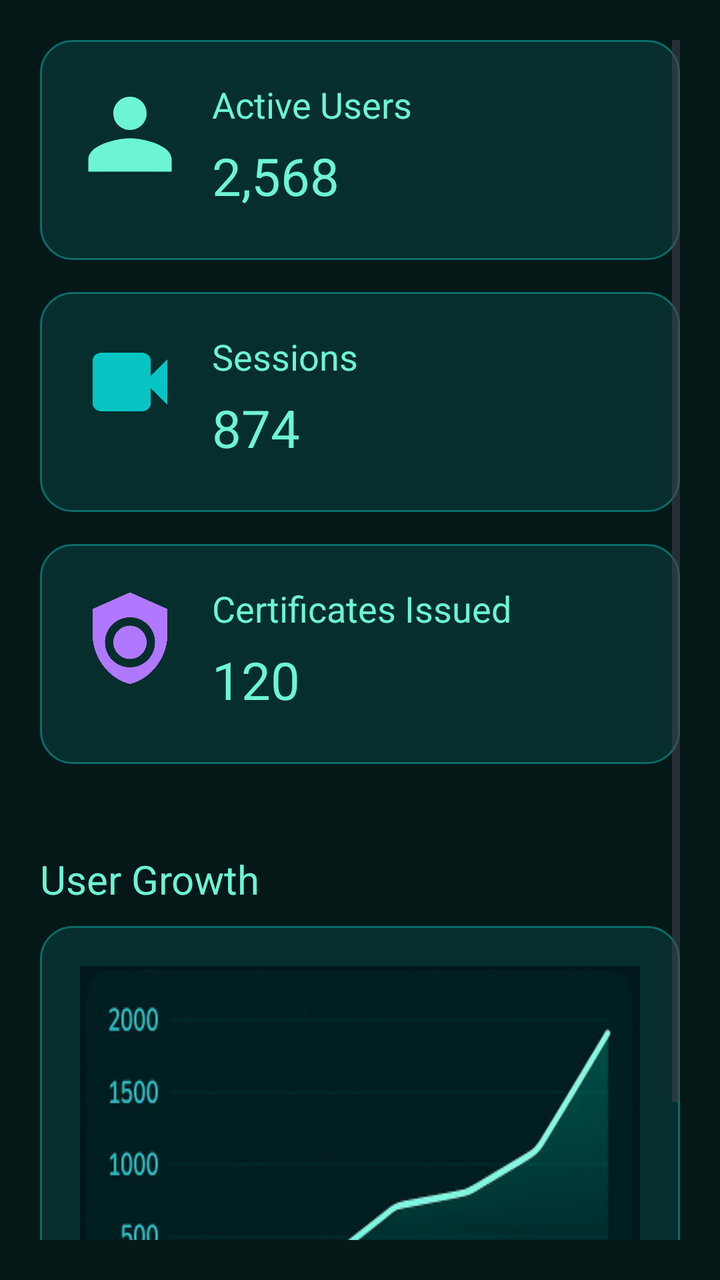
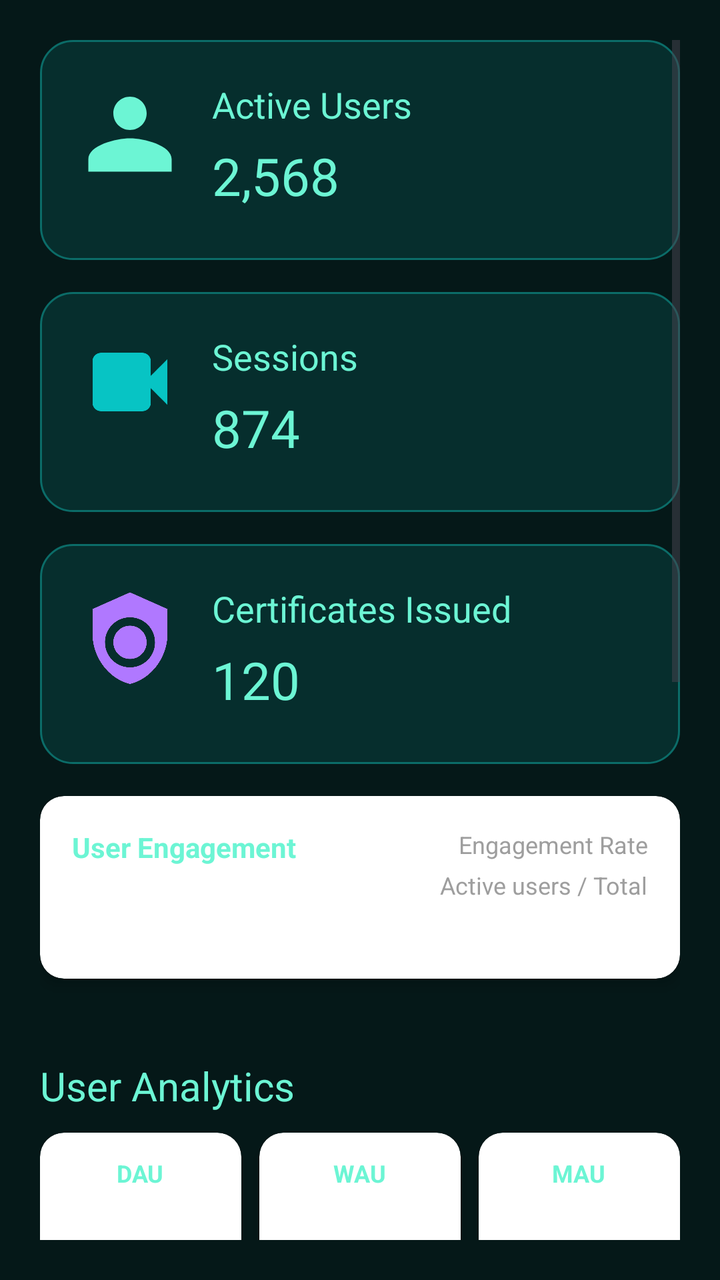

Two renders of the same Android screen: before a commit and after it. Below are the layout's source before the change and the commit's diff.
<!-- AndroidManifest.xml: application theme Theme.SkillSwapAGenZSkillExchanger -->
<!-- res/layout/fragment_admin_dashboard.xml -->
<?xml version="1.0" encoding="utf-8"?>
<ScrollView xmlns:android="http://schemas.android.com/apk/res/android"
    android:layout_width="match_parent"
    android:layout_height="match_parent"
    android:padding="20dp"
    android:background="@color/bg_dark">

    <LinearLayout
        android:layout_width="match_parent"
        android:layout_height="wrap_content"
        android:orientation="vertical"
        android:dividerPadding="12dp"
        android:showDividers="none">

        
        <include
            layout="@layout/item_stat_card"
            android:id="@+id/card_active_users" />

        
        <include
            layout="@layout/item_stat_card_sessions"
            android:id="@+id/card_sessions" />

        
        <include
            layout="@layout/item_stat_card_certificates"
            android:id="@+id/card_certificates" />

        
        <TextView
            android:layout_width="wrap_content"
            android:layout_height="wrap_content"
            android:text="User Growth"
            android:textSize="20sp"
            android:textColor="@color/teal_text"
            android:layout_marginTop="28dp"
            android:layout_marginBottom="10dp" />

        
        <RelativeLayout
            android:layout_width="match_parent"
            android:layout_height="260dp"
            android:background="@drawable/card_bg"
            android:padding="20dp">

            <ImageView
                android:layout_width="match_parent"
                android:layout_height="match_parent"
                android:scaleType="fitXY"
                android:src="@drawable/chart_user_growth" />

        </RelativeLayout>

    </LinearLayout>

</ScrollView>
<!-- res/layout/item_stat_card.xml (included above) -->
<?xml version="1.0" encoding="utf-8"?>
<RelativeLayout xmlns:android="http://schemas.android.com/apk/res/android"
    android:layout_width="match_parent"
    android:layout_height="110dp"
    android:layout_marginBottom="16dp"
    android:background="@drawable/card_bg"
    android:padding="20dp">

    <ImageView
        android:id="@+id/icon"
        android:layout_width="50dp"
        android:layout_height="50dp"
        android:src="@drawable/ic_users"
        android:layout_alignParentStart="true" />

    <TextView
        android:id="@+id/title"
        android:layout_width="wrap_content"
        android:layout_height="wrap_content"
        android:text="Active Users"
        android:textColor="@color/teal_text"
        android:textSize="18sp"
        android:layout_toEndOf="@id/icon"
        android:layout_marginStart="16dp" />

    <TextView
        android:id="@+id/value"
        android:layout_width="wrap_content"
        android:layout_height="wrap_content"
        android:text="2,568"
        android:textColor="@color/teal_text"
        android:textSize="26sp"
        android:layout_below="@id/title"
        android:layout_marginTop="6dp"
        android:layout_toEndOf="@id/icon"
        android:layout_marginStart="16dp" />

</RelativeLayout>
<!-- res/layout/item_stat_card_sessions.xml (included above) -->
<?xml version="1.0" encoding="utf-8"?>
<RelativeLayout xmlns:android="http://schemas.android.com/apk/res/android"
    android:layout_width="match_parent"
    android:layout_height="110dp"
    android:layout_marginBottom="16dp"
    android:background="@drawable/card_bg"
    android:padding="20dp">

    <ImageView
        android:id="@+id/icon"
        android:layout_width="50dp"
        android:layout_height="50dp"
        android:src="@drawable/ic_video" />

    <TextView
        android:id="@+id/title"
        android:layout_width="wrap_content"
        android:layout_height="wrap_content"
        android:text="Sessions"
        android:textColor="@color/teal_text"
        android:textSize="18sp"
        android:layout_toEndOf="@id/icon"
        android:layout_marginStart="16dp" />

    <TextView
        android:id="@+id/value"
        android:layout_width="wrap_content"
        android:layout_height="wrap_content"
        android:text="874"
        android:textColor="@color/teal_text"
        android:textSize="26sp"
        android:layout_below="@id/title"
        android:layout_marginTop="6dp"
        android:layout_toEndOf="@id/icon"
        android:layout_marginStart="16dp" />

</RelativeLayout>
<!-- res/layout/item_stat_card_certificates.xml (included above) -->
<?xml version="1.0" encoding="utf-8"?>
<RelativeLayout xmlns:android="http://schemas.android.com/apk/res/android"
    android:layout_width="match_parent"
    android:layout_height="110dp"
    android:layout_marginBottom="16dp"
    android:background="@drawable/card_bg"
    android:padding="20dp">

    <ImageView
        android:id="@+id/icon"
        android:layout_width="50dp"
        android:layout_height="50dp"
        android:src="@drawable/ic_certificate" />

    <TextView
        android:id="@+id/title"
        android:layout_width="wrap_content"
        android:layout_height="wrap_content"
        android:text="Certificates Issued"
        android:textColor="@color/teal_text"
        android:textSize="18sp"
        android:layout_toEndOf="@id/icon"
        android:layout_marginStart="16dp" />

    <TextView
        android:id="@+id/value"
        android:layout_width="wrap_content"
        android:layout_height="wrap_content"
        android:text="120"
        android:textColor="@color/teal_text"
        android:textSize="26sp"
        android:layout_below="@id/title"
        android:layout_marginTop="6dp"
        android:layout_toEndOf="@id/icon"
        android:layout_marginStart="16dp" />

</RelativeLayout>
<!-- resources referenced by this layout -->
<resources>
  <color name="bg_dark">#051818</color>
  <color name="teal_text">#6CF5D4</color>
  <!-- drawable card_bg (drawable) -->
  <?xml version="1.0" encoding="utf-8"?>
  <shape xmlns:android="http://schemas.android.com/apk/res/android" android:shape="rectangle">
      <solid android:color="@color/card_bg" />
      <corners android:radius="@dimen/card_radius" />
      <stroke android:width="1dp" android:color="@color/card_border" />
      <padding android:left="0dp" android:top="0dp" android:right="0dp" android:bottom="0dp"/>
  </shape>
  <!-- drawable chart_user_growth: png bitmap (drawable, 87972 bytes) -->
  <!-- drawable ic_certificate (drawable) -->
  <vector xmlns:android="http://schemas.android.com/apk/res/android"
      android:width="24dp"
      android:height="24dp"
      android:viewportWidth="24"
      android:viewportHeight="24">
      <path
          android:fillColor="#B078FF"
          android:pathData="M12,2L3,6v6c0,5.55 3.84,10.74 9,12 5.16,-1.26 9,-6.45 9,-12V6L12,2zM12,20c-3.31,0 -6,-2.69 -6,-6s2.69,-6 6,-6 6,2.69 6,6 -2.69,6 -6,6zM12,10c-2.21,0 -4,1.79 -4,4s1.79,4 4,4 4,-1.79 4,-4 -1.79,-4 -4,-4z"/>
  </vector>
  <!-- drawable ic_users (drawable) -->
  <vector xmlns:android="http://schemas.android.com/apk/res/android"
      android:width="24dp"
      android:height="24dp"
      android:viewportWidth="24"
      android:viewportHeight="24">
      <path
          android:fillColor="#6CF5D4"
          android:pathData="M12,12c2.21,0 4,-1.79 4,-4s-1.79,-4 -4,-4 -4,1.79 -4,4 1.79,4 4,4zM12,14c-3.33,0 -10,1.67 -10,5v3h20v-3c0,-3.33 -6.67,-5 -10,-5z"/>
  </vector>
  <!-- drawable ic_video (drawable) -->
  <?xml version="1.0" encoding="utf-8"?>
  <vector xmlns:android="http://schemas.android.com/apk/res/android"
      android:width="24dp"
      android:height="24dp"
      android:viewportWidth="24"
      android:viewportHeight="24">
  
      
      <path
          android:fillColor="@color/icon_tint"
          android:pathData="M17,10.5V7c0,-1.1 -0.9,-2 -2,-2H5c-1.1,0 -2,0.9 -2,2v10c0,1.1 0.9,2 2,2h10c1.1,0 2,-0.9 2,-2v-3.5l4,4v-11l-4,4z" />
  </vector>
  <style name="Theme.SkillSwapAGenZSkillExchanger" parent="Base.Theme.SkillSwapAGenZSkillExchanger" />
  <color name="card_bg">#062e2d</color>
  <dimen name="card_radius">16dp</dimen>
  <color name="card_border">#0b6c68</color>
  <color name="icon_tint">#07C4C4</color>
  <style name="Base.Theme.SkillSwapAGenZSkillExchanger" parent="Theme.Material3.DayNight.NoActionBar">
          
          <item name="android:statusBarColor">#103238</item>
          
      </style>
</resources>

<!-- the commit's change to res/layout/fragment_admin_dashboard.xml (unified diff, before → after) -->
@@ -2,6 +2,7 @@
 <ScrollView xmlns:android="http://schemas.android.com/apk/res/android"
     android:layout_width="match_parent"
     android:layout_height="match_parent"
+    xmlns:app="http://schemas.android.com/apk/res-auto"
     android:padding="20dp"
     android:background="@color/bg_dark">
 
@@ -26,6 +27,282 @@
         <include
             layout="@layout/item_stat_card_certificates"
             android:id="@+id/card_certificates" />
+
+        
+        <include
+            layout="@layout/item_stat_card_engagement"
+            android:id="@+id/card_engagement" />
+
+        
+        <TextView
+            android:layout_width="wrap_content"
+            android:layout_height="wrap_content"
+            android:text="User Analytics"
+            android:textSize="20sp"
+            android:textColor="@color/teal_text"
+            android:layout_marginTop="28dp"
+            android:layout_marginBottom="10dp" />
+
+        
+        <LinearLayout
+            android:layout_width="match_parent"
+            android:layout_height="wrap_content"
+            android:orientation="horizontal"
+            android:weightSum="3"
+            android:layout_marginBottom="12dp">
+
+            
+            <androidx.cardview.widget.CardView
+                android:layout_width="0dp"
+                android:layout_height="wrap_content"
+                android:layout_weight="1"
+                android:layout_marginEnd="6dp"
+                android:background="@drawable/card_bg"
+                app:cardCornerRadius="12dp"
+                app:cardElevation="4dp">
+
+                <LinearLayout
+                    android:layout_width="match_parent"
+                    android:layout_height="wrap_content"
+                    android:orientation="vertical"
+                    android:padding="12dp"
+                    android:gravity="center">
+
+                    <TextView
+                        android:layout_width="wrap_content"
+                        android:layout_height="wrap_content"
+                        android:text="DAU"
+                        android:textSize="12sp"
+                        android:textColor="@color/teal_text"
+                        android:textStyle="bold" />
+
+                    <TextView
+                        android:id="@+id/value_dau"
+                        android:layout_width="wrap_content"
+                        android:layout_height="wrap_content"
+                        android:text="0"
+                        android:textSize="24sp"
+                        android:textColor="@color/white"
+                        android:textStyle="bold"
+                        android:layout_marginTop="8dp" />
+
+                    <TextView
+                        android:layout_width="wrap_content"
+                        android:layout_height="wrap_content"
+                        android:text="Daily Active"
+                        android:textSize="10sp"
+                        android:textColor="@color/gray_text"
+                        android:layout_marginTop="4dp" />
+
+                </LinearLayout>
+
+            </androidx.cardview.widget.CardView>
+
+            
+            <androidx.cardview.widget.CardView
+                android:layout_width="0dp"
+                android:layout_height="wrap_content"
+                android:layout_weight="1"
+                android:layout_marginStart="3dp"
+                android:layout_marginEnd="3dp"
+                android:background="@drawable/card_bg"
+                app:cardCornerRadius="12dp"
+                app:cardElevation="4dp">
+
+                <LinearLayout
+                    android:layout_width="match_parent"
+                    android:layout_height="wrap_content"
+                    android:orientation="vertical"
+                    android:padding="12dp"
+                    android:gravity="center">
+
+                    <TextView
+                        android:layout_width="wrap_content"
+                        android:layout_height="wrap_content"
+                        android:text="WAU"
+                        android:textSize="12sp"
+                        android:textColor="@color/teal_text"
+                        android:textStyle="bold" />
+
+                    <TextView
+                        android:id="@+id/value_wau"
+                        android:layout_width="wrap_content"
+                        android:layout_height="wrap_content"
+                        android:text="0"
+                        android:textSize="24sp"
+                        android:textColor="@color/white"
+                        android:textStyle="bold"
+                        android:layout_marginTop="8dp" />
+
+                    <TextView
+                        android:layout_width="wrap_content"
+                        android:layout_height="wrap_content"
+                        android:text="Weekly Active"
+                        android:textSize="10sp"
+                        android:textColor="@color/gray_text"
+                        android:layout_marginTop="4dp" />
+
+                </LinearLayout>
+
+            </androidx.cardview.widget.CardView>
+
+            
+            <androidx.cardview.widget.CardView
+                android:layout_width="0dp"
+                android:layout_height="wrap_content"
+                android:layout_weight="1"
+                android:layout_marginStart="6dp"
+                android:background="@drawable/card_bg"
+                app:cardCornerRadius="12dp"
+                app:cardElevation="4dp">
+
+                <LinearLayout
+                    android:layout_width="match_parent"
+                    android:layout_height="wrap_content"
+                    android:orientation="vertical"
+                    android:padding="12dp"
+                    android:gravity="center">
+
+                    <TextView
+                        android:layout_width="wrap_content"
+                        android:layout_height="wrap_content"
+                        android:text="MAU"
+                        android:textSize="12sp"
+                        android:textColor="@color/teal_text"
+                        android:textStyle="bold" />
+
+                    <TextView
+                        android:id="@+id/value_mau"
+                        android:layout_width="wrap_content"
+                        android:layout_height="wrap_content"
+                        android:text="0"
+                        android:textSize="24sp"
+                        android:textColor="@color/white"
+                        android:textStyle="bold"
+                        android:layout_marginTop="8dp" />
+
+                    <TextView
+                        android:layout_width="wrap_content"
+                        android:layout_height="wrap_content"
+                        android:text="Monthly Active"
+                        android:textSize="10sp"
+                        android:textColor="@color/gray_text"
+                        android:layout_marginTop="4dp" />
+
+                </LinearLayout>
+
+            </androidx.cardview.widget.CardView>
+
+        </LinearLayout>
+
+        
+        <androidx.cardview.widget.CardView
+            android:layout_width="match_parent"
+            android:layout_height="wrap_content"
+            android:layout_marginBottom="12dp"
+            android:background="@drawable/card_bg"
+            app:cardCornerRadius="12dp"
+            app:cardElevation="4dp">
+
+            <LinearLayout
+                android:layout_width="match_parent"
+                android:layout_height="wrap_content"
+                android:orientation="horizontal"
+                android:padding="16dp"
+                android:weightSum="2">
+
+                <LinearLayout
+                    android:layout_width="0dp"
+                    android:layout_height="wrap_content"
+                    android:layout_weight="1"
+                    android:orientation="vertical">
+
+                    <TextView
+                        android:layout_width="wrap_content"
+                        android:layout_height="wrap_content"
+                        android:text="Avg Session Duration"
+                        android:textSize="14sp"
+                        android:textColor="@color/teal_text"
+                        android:textStyle="bold" />
+
+                    <TextView
+                        android:id="@+id/value_avg_session_duration"
+                        android:layout_width="wrap_content"
+                        android:layout_height="wrap_content"
+                        android:text="0 min 0 sec"
+                        android:textSize="20sp"
+                        android:textColor="@color/white"
+                        android:textStyle="bold"
+                        android:layout_marginTop="8dp" />
+
+                </LinearLayout>
+
+                <LinearLayout
+                    android:layout_width="0dp"
+                    android:layout_height="wrap_content"
+                    android:layout_weight="1"
+                    android:orientation="vertical"
+                    android:gravity="end">
+
+                    <TextView
+                        android:layout_width="wrap_content"
+                        android:layout_height="wrap_content"
+                        android:text="Total Sessions"
+                        android:textSize="14sp"
+                        android:textColor="@color/teal_text"
+                        android:textStyle="bold" />
+
+                    <TextView
+                        android:id="@+id/value_total_sessions"
+                        android:layout_width="wrap_content"
+                        android:layout_height="wrap_content"
+                        android:text="0"
+                        android:textSize="20sp"
+                        android:textColor="@color/white"
+                        android:textStyle="bold"
+                        android:layout_marginTop="8dp" />
+
+                </LinearLayout>
+
+            </LinearLayout>
+
+        </androidx.cardview.widget.CardView>
+
+        
+        <androidx.cardview.widget.CardView
+            android:layout_width="match_parent"
+            android:layout_height="wrap_content"
+            android:layout_marginBottom="12dp"
+            android:background="@drawable/card_bg"
+            app:cardCornerRadius="12dp"
+            app:cardElevation="4dp">
+
+            <LinearLayout
+                android:layout_width="match_parent"
+                android:layout_height="wrap_content"
+                android:orientation="vertical"
+                android:padding="16dp">
+
+                <TextView
+                    android:layout_width="wrap_content"
+                    android:layout_height="wrap_content"
+                    android:text="Most Frequent Event"
+                    android:textSize="14sp"
+                    android:textColor="@color/teal_text"
+                    android:textStyle="bold"
+                    android:layout_marginBottom="12dp" />
+
+                <TextView
+                    android:id="@+id/value_top_event"
+                    android:layout_width="wrap_content"
+                    android:layout_height="wrap_content"
+                    android:text="No events tracked"
+                    android:textSize="16sp"
+                    android:textColor="@color/white" />
+
+            </LinearLayout>
+
+        </androidx.cardview.widget.CardView>
 
         
         <TextView
@@ -170,3 +447,76 @@
         android:layout_marginStart="16dp" />
 
 </RelativeLayout>
+<!-- res/layout/item_stat_card_engagement.xml (included above) -->
+<?xml version="1.0" encoding="utf-8"?>
+<androidx.cardview.widget.CardView xmlns:android="http://schemas.android.com/apk/res/android"
+    xmlns:app="http://schemas.android.com/apk/res-auto"
+    android:layout_width="match_parent"
+    android:layout_height="wrap_content"
+    android:layout_marginBottom="12dp"
+    android:background="@drawable/card_bg"
+    app:cardCornerRadius="12dp"
+    app:cardElevation="4dp">
+
+    <LinearLayout
+        android:layout_width="match_parent"
+        android:layout_height="wrap_content"
+        android:orientation="horizontal"
+        android:padding="16dp"
+        android:weightSum="2">
+
+        <LinearLayout
+            android:layout_width="0dp"
+            android:layout_height="wrap_content"
+            android:layout_weight="1"
+            android:orientation="vertical">
+
+            <TextView
+                android:id="@+id/title"
+                android:layout_width="wrap_content"
+                android:layout_height="wrap_content"
+                android:text="User Engagement"
+                android:textSize="14sp"
+                android:textColor="@color/teal_text"
+                android:textStyle="bold" />
+
+            <TextView
+                android:id="@+id/value"
+                android:layout_width="wrap_content"
+                android:layout_height="wrap_content"
+                android:text="Loading..."
+                android:textSize="24sp"
+                android:textColor="@color/white"
+                android:textStyle="bold"
+                android:layout_marginTop="8dp" />
+
+        </LinearLayout>
+
+        <LinearLayout
+            android:layout_width="0dp"
+            android:layout_height="wrap_content"
+            android:layout_weight="1"
+            android:orientation="vertical"
+            android:gravity="end">
+
+            <TextView
+                android:layout_width="wrap_content"
+                android:layout_height="wrap_content"
+                android:text="Engagement Rate"
+                android:textSize="12sp"
+                android:textColor="@color/gray_text" />
+
+            <TextView
+                android:id="@+id/subtitle"
+                android:layout_width="wrap_content"
+                android:layout_height="wrap_content"
+                android:text="Active users / Total"
+                android:textSize="12sp"
+                android:textColor="@color/gray_text"
+                android:layout_marginTop="4dp" />
+
+        </LinearLayout>
+
+    </LinearLayout>
+
+</androidx.cardview.widget.CardView>
<!-- resource entries referenced after the edit -->
@@ -1,7 +1,9 @@
 <!-- resources referenced by this layout -->
 <resources>
   <color name="bg_dark">#051818</color>
+  <color name="gray_text">#9E9E9E</color>
   <color name="teal_text">#6CF5D4</color>
+  <color name="white">#FFFFFFFF</color>
   <!-- drawable card_bg (drawable) -->
   <?xml version="1.0" encoding="utf-8"?>
   <shape xmlns:android="http://schemas.android.com/apk/res/android" android:shape="rectangle">
